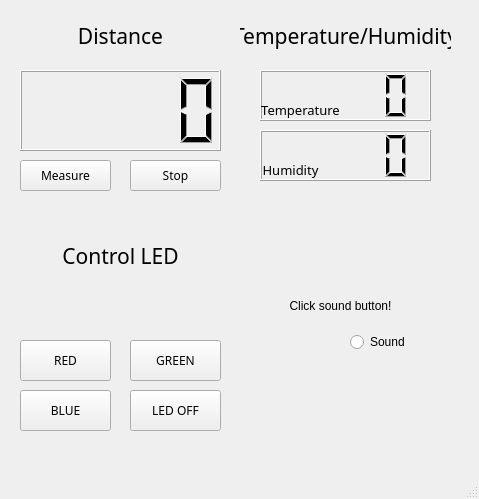
The window that homework/homework.ui (som7199/raspi-2024) describes before a commit, drawn with Qt 5.
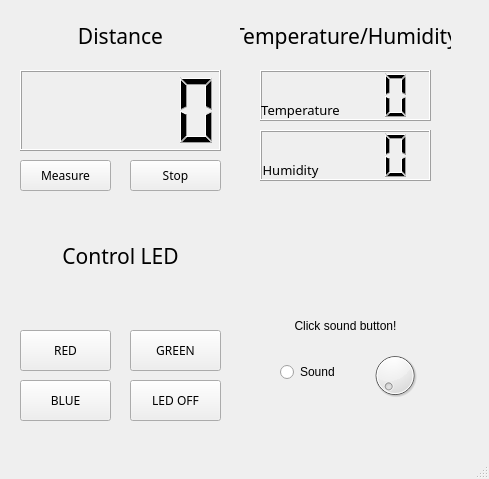
The same window after the commit.

Patch:
```diff
--- a/homework/homework.ui
+++ b/homework/homework.ui
@@ -6,8 +6,8 @@
    <rect>
     <x>0</x>
     <y>0</y>
-    <width>479</width>
-    <height>499</height>
+    <width>489</width>
+    <height>479</height>
    </rect>
   </property>
   <property name="windowTitle">
@@ -65,7 +65,7 @@
       <x>20</x>
       <y>280</y>
       <width>201</width>
-      <height>51</height>
+      <height>41</height>
      </rect>
     </property>
     <property name="font">
@@ -91,7 +91,7 @@
     <property name="geometry">
      <rect>
       <x>20</x>
-      <y>340</y>
+      <y>330</y>
       <width>91</width>
       <height>41</height>
      </rect>
@@ -109,7 +109,7 @@
     <property name="geometry">
      <rect>
       <x>130</x>
-      <y>340</y>
+      <y>330</y>
       <width>91</width>
       <height>41</height>
      </rect>
@@ -127,7 +127,7 @@
     <property name="geometry">
      <rect>
       <x>130</x>
-      <y>390</y>
+      <y>380</y>
       <width>91</width>
       <height>41</height>
      </rect>
@@ -145,7 +145,7 @@
     <property name="geometry">
      <rect>
       <x>20</x>
-      <y>390</y>
+      <y>380</y>
       <width>91</width>
       <height>41</height>
      </rect>
@@ -162,9 +162,9 @@
    <widget class="QRadioButton" name="rdoPiezo">
     <property name="geometry">
      <rect>
-      <x>350</x>
-      <y>330</y>
-      <width>91</width>
+      <x>280</x>
+      <y>360</y>
+      <width>81</width>
       <height>24</height>
      </rect>
     </property>
@@ -244,9 +244,9 @@
    <widget class="QLabel" name="lblSound">
     <property name="geometry">
      <rect>
-      <x>240</x>
-      <y>290</y>
-      <width>201</width>
+      <x>250</x>
+      <y>310</y>
+      <width>191</width>
       <height>31</height>
      </rect>
     </property>
@@ -327,9 +327,9 @@
     <property name="geometry">
      <rect>
       <x>260</x>
-      <y>200</y>
+      <y>198</y>
       <width>171</width>
-      <height>19</height>
+      <height>31</height>
      </rect>
     </property>
     <property name="font">
@@ -349,9 +349,9 @@
     <property name="geometry">
      <rect>
       <x>260</x>
-      <y>230</y>
+      <y>240</y>
       <width>171</width>
-      <height>19</height>
+      <height>31</height>
      </rect>
     </property>
     <property name="font">
@@ -411,6 +411,16 @@
      <set>Qt::AlignCenter</set>
     </property>
    </widget>
+   <widget class="QDial" name="dial">
+    <property name="geometry">
+     <rect>
+      <x>370</x>
+      <y>350</y>
+      <width>50</width>
+      <height>51</height>
+     </rect>
+    </property>
+   </widget>
   </widget>
   <widget class="QMenuBar" name="menubar">
    <property name="geometry">
```
Left out of the diff: 2 changed lines with no effect on the pictures.
